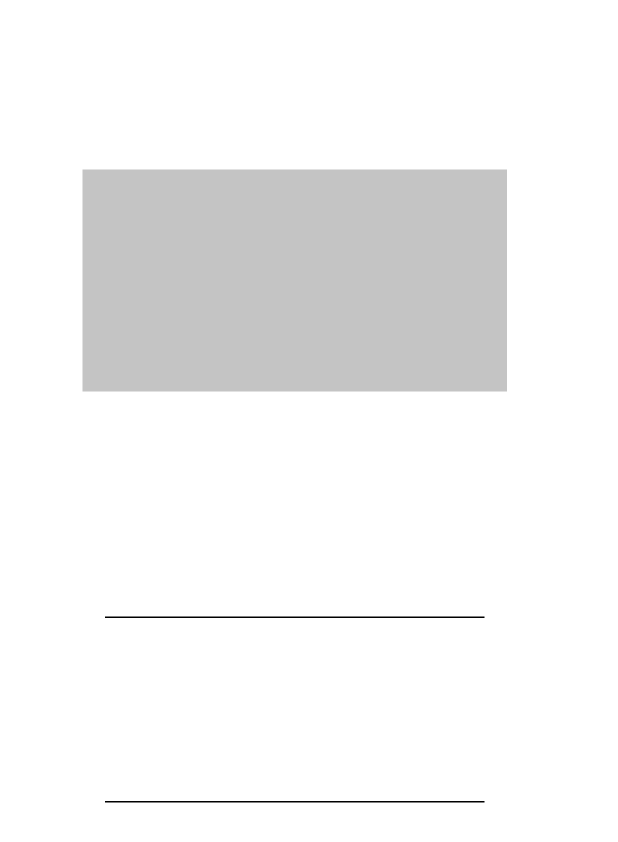
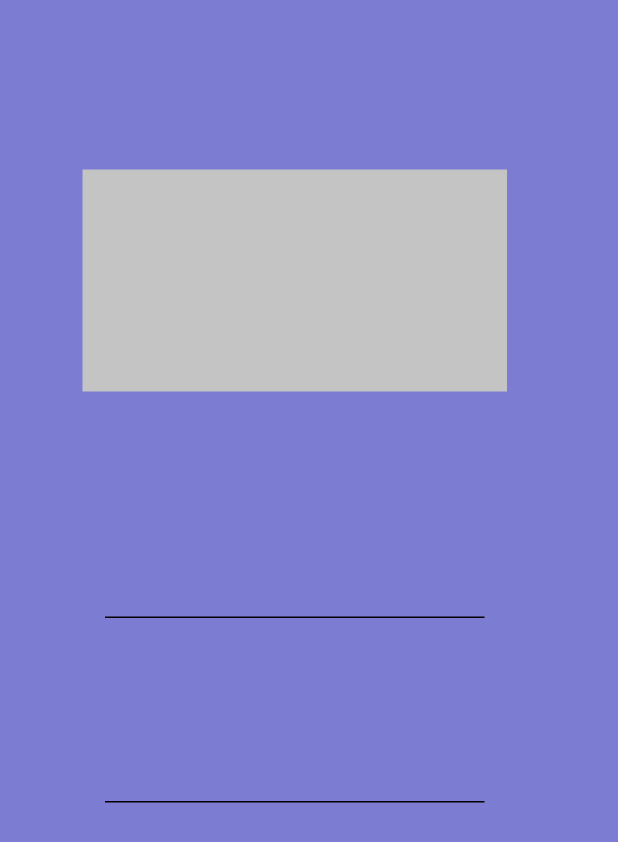
Before and after one commit to RaedDev/gittest, a Flutter app: the LoginPage screen opened directly, on a phone screen of 412 x 824 dp. Shown: the top 842 px of the screen. Run offline on Flutter 3.47's test engine with Material 3 defaults, Android fonts, the phone set to English and light mode, and no system bars; our stand-ins replace dio, shared_preferences; missing offline and left inert: nowa_runtime; accounts and stored records are empty.

Commit message:
change color

```diff
--- a/lib/login_page.dart
+++ b/lib/login_page.dart
@@ -33,7 +33,7 @@ class _LoginPageState extends State<LoginPage> {
               height: 148.0,
               child: Container(
                 decoration: BoxDecoration(
-                    color: Color(0xffc4c4c4),
+                    color: const Color(0xffc4c4c4),
                     borderRadius: BorderRadius.circular(0.0)),
               ),
             ),
@@ -58,6 +58,7 @@ class _LoginPageState extends State<LoginPage> {
           ],
         ),
       ),
+      backgroundColor: const Color(0xff7c7dd2),
     );
   }
 }
--- a/lib/pages/home_page.dart
+++ b/lib/pages/home_page.dart
@@ -30,7 +30,7 @@ class _HomePageState extends State<HomePage> {
           alignment: const Alignment(0.0, 0.0),
           children: [
             Positioned(
-              top: 29.0,
+              top: 15.0,
               left: 42.5,
               width: 308.0,
               height: 447.0,
```
Also changed, not shown: .nowa/thumbnail.png.
